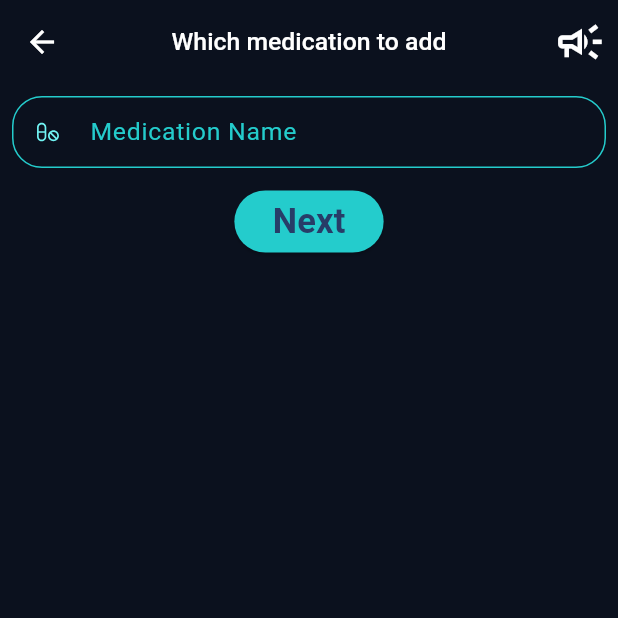
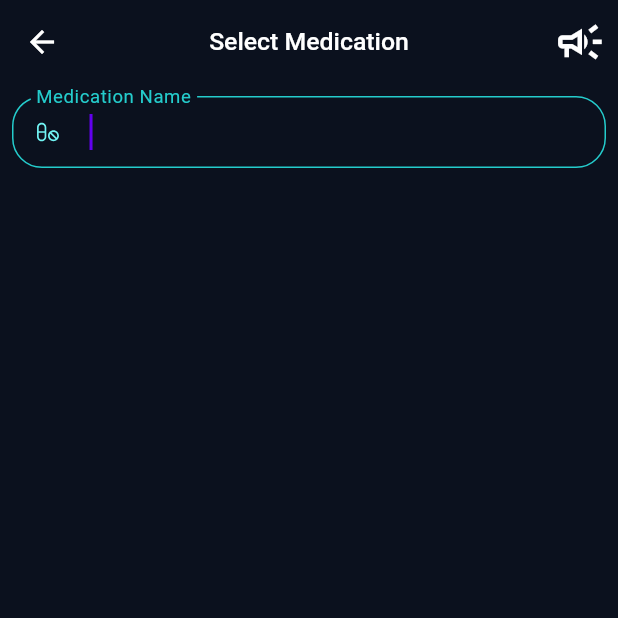
Before and after one commit to ElGreKost/PillMate, a Flutter app: the SelectPillName screen opened by its route, on a phone screen of 412 x 824 dp, the top half of it. Run offline on Flutter 3.47's test engine with Material 3 defaults, Android fonts, the light colour scheme and no system bars; our stand-ins replace cached_network_image, flutter_svg, font_awesome_flutter, google_nav_bar, hive, hive_flutter and 2 more; missing offline and left inert: day_night_time_picker, day_picker; accounts and stored records are empty.

Commit message:
suggestion for pills ui is ready

```diff
--- a/pillmate-v1.0.2/lib/presentation/select_pill_name/select_pill_name.dart
+++ b/pillmate-v1.0.2/lib/presentation/select_pill_name/select_pill_name.dart
@@ -1,13 +1,11 @@
 import 'package:flutter/material.dart';
 import 'package:line_icons/line_icons.dart';
 import 'package:pillmate/core/app_export.dart';
-import 'package:pillmate/widgets/custom_text_field.dart';
+import 'package:provider/provider.dart';
 import '../../services/medication_data_provider.dart';
-import 'package:provider/provider.dart';
-
 import '../../widgets/app_bar/custom_app_bar.dart';
 import '../../widgets/custom_elevated_button.dart';
-import '../pickaudio_screen/pickaudio_screen.dart';
+import '../../widgets/custom_text_field.dart';
 
 class SelectPillName extends StatefulWidget {
   @override
@@ -15,30 +13,118 @@ class SelectPillName extends StatefulWidget {
 }
 
 class _SelectPillNameState extends State<SelectPillName> {
-  var pillNameController = TextEditingController();
+  final List<String> _medicationNames = [
+    'Ibuprofen',
+    'Paracetamol',
+    'Amoxicillin',
+    'Aspirin',
+    // Add more as needed
+  ];
+
+  bool _isValidSelection = false;
+
 
   @override
   Widget build(BuildContext context) {
     return SafeArea(
       child: Scaffold(
-            appBar: CustomAppBar(titleText: 'Which medication to add'),
+        appBar: CustomAppBar(titleText: 'Select Medication'),
         body: Padding(
           padding: const EdgeInsets.all(8.0),
           child: Column(children: [
-                CustomTextField(
-                    controller: pillNameController,
+            Autocomplete<String>(
+              optionsMaxHeight: 200,
+              optionsBuilder: (TextEditingValue textEditingValue) {
+                if (textEditingValue.text.isEmpty) {
+                  return const Iterable<String>.empty();
+                }
+                return _medicationNames.where((String option) {
+                  return option
+                      .toLowerCase()
+                      .contains(textEditingValue.text.toLowerCase());
+                });
+              },
+              onSelected: (String selection) {
+                setState(() => _isValidSelection = true);
+                debugPrint('You selected $selection');
+                Provider.of<MedicationProvider>(context, listen: false)
+                    .setSelectedPillName(selection);
+              },
+              fieldViewBuilder: (
+                  BuildContext context,
+                  TextEditingController fieldTextEditingController,
+                  FocusNode fieldFocusNode,
+                  VoidCallback onFieldSubmitted,
+                  ) {
+                // Add listener to text editing controller
+                fieldTextEditingController.addListener(() {
+                  final currentText = fieldTextEditingController.text;
+                  if (_medicationNames.contains(currentText)) {
+                    if (!_isValidSelection) {
+                      setState(() => _isValidSelection = true);
+                    }
+                  } else {
+                    if (_isValidSelection) {
+                      setState(() => _isValidSelection = false);
+                    }
+                  }
+                });
+
+                return CustomTextField(
+                  autofocus: true,
+                  controller: fieldTextEditingController,
+                  focusNode: fieldFocusNode,
                   name: "Medication Name",
                   prefixIcon: LineIcons.pills,
-                    inputType: TextInputType.text),
-                CustomElevatedButton(
-                    onPressed: () {
-                      Provider.of<MedicationProvider>(context, listen: false)
-                          .setSelectedPillName(pillNameController.text);
-                      Navigator.pushNamed(context, AppRoutes.selectMedicationTypeScreen);
+                  inputType: TextInputType.text,
+                  onChanged: (value) {
+                    // This is no longer needed since we have the listener above
+                    // but if you want to keep it for other purposes, you can.
                   },
+                );
+              },
+              optionsViewBuilder: (BuildContext context,
+                  AutocompleteOnSelected<String> onSelected,
+                  Iterable<String> options) {
+                return Align(
+                  alignment: Alignment.topLeft,
+                  child: Material(
+                    elevation: 4.0,
+                    color: Colors.transparent,
+                    child: Container(
+                      decoration: BoxDecoration(
+                          color: appTheme.grey700,
+                          borderRadius: BorderRadiusStyle.circleBorder29),
+                      width: 300,
+                      height: 200,
+                      child: ListView.builder(
+                        padding: EdgeInsets.all(10.0),
+                        itemCount: options.length,
+                        itemBuilder: (BuildContext context, int index) {
+                          final String t9Medication = options.elementAt(index);
+                          return ListTile(
+                              title: Text(t9Medication,
+                                  style: TextStyle(color: appTheme.grey100)),
+                              onTap: () => onSelected(t9Medication));
+                        },
+                      ),
+                    ),
+                  ),
+                );
+              },
+            ),
+            Visibility(
+              visible: _isValidSelection,
+              child: CustomElevatedButton(
+                onPressed: () => Navigator.pushNamed(
+                    context, AppRoutes.selectMedicationTypeScreen),
                 text: 'Next',
-                    width: 100.h),
+                width: 100.h,
+              ),
+            ),
           ]),
-            )));
+        ),
+      ),
+    );
   }
 }
--- a/pillmate-v1.0.2/lib/widgets/custom_text_field.dart
+++ b/pillmate-v1.0.2/lib/widgets/custom_text_field.dart
@@ -1,5 +1,4 @@
 import 'package:flutter/material.dart';
-
 import '../theme/theme_helper.dart';
 
 class CustomTextField extends StatelessWidget {
@@ -9,16 +8,22 @@ class CustomTextField extends StatelessWidget {
   final bool obscureText;
   final TextCapitalization textCapitalization;
   final TextInputType inputType;
+  final FocusNode? focusNode; // Existing focusNode parameter
+  final Function(String)? onChanged; // New onChanged callback parameter
+  final bool autofocus;
 
-  const CustomTextField(
-      {Key? key,
+  const CustomTextField({
+    Key? key,
     required this.controller,
     required this.name,
     required this.prefixIcon,
     this.obscureText = false,
     this.textCapitalization = TextCapitalization.none,
-      required this.inputType})
-      : super(key: key);
+    required this.inputType,
+    this.focusNode, // Existing focusNode initialization
+    this.onChanged,
+    this.autofocus = false, // Initialize onChanged
+  }) : super(key: key);
 
   @override
   Widget build(BuildContext context) {
@@ -29,8 +34,11 @@ class CustomTextField extends StatelessWidget {
     return Container(
       margin: const EdgeInsets.only(bottom: 15),
       child: TextField(
+        autofocus: autofocus,
         enabled: true,
         controller: controller,
+        focusNode: focusNode,
+        // Use the focusNode here
         textCapitalization: textCapitalization,
         maxLength: 40,
         maxLines: 1,
@@ -38,6 +46,8 @@ class CustomTextField extends StatelessWidget {
         keyboardType: inputType,
         textAlign: TextAlign.start,
         style: TextStyle(color: appTheme.whiteA700, fontSize: 16),
+        onChanged: onChanged,
+        // Use the onChanged callback here
         decoration: InputDecoration(
           prefixIcon: Icon(prefixIcon, color: appTheme.teal500),
           isDense: true,
@@ -47,7 +57,8 @@ class CustomTextField extends StatelessWidget {
           border: outlineInputBorder,
           focusedBorder: outlineInputBorder,
           enabledBorder: outlineInputBorder,
-          )),
+        ),
+      ),
     );
   }
 }
```
Lines whose indentation alone changed are shown as unchanged.
